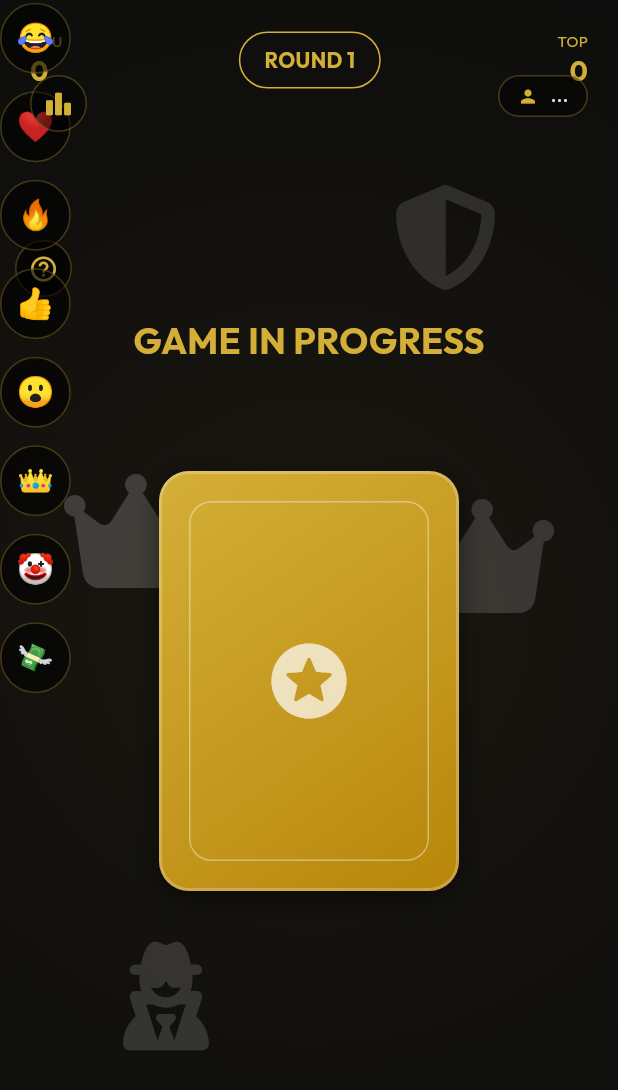
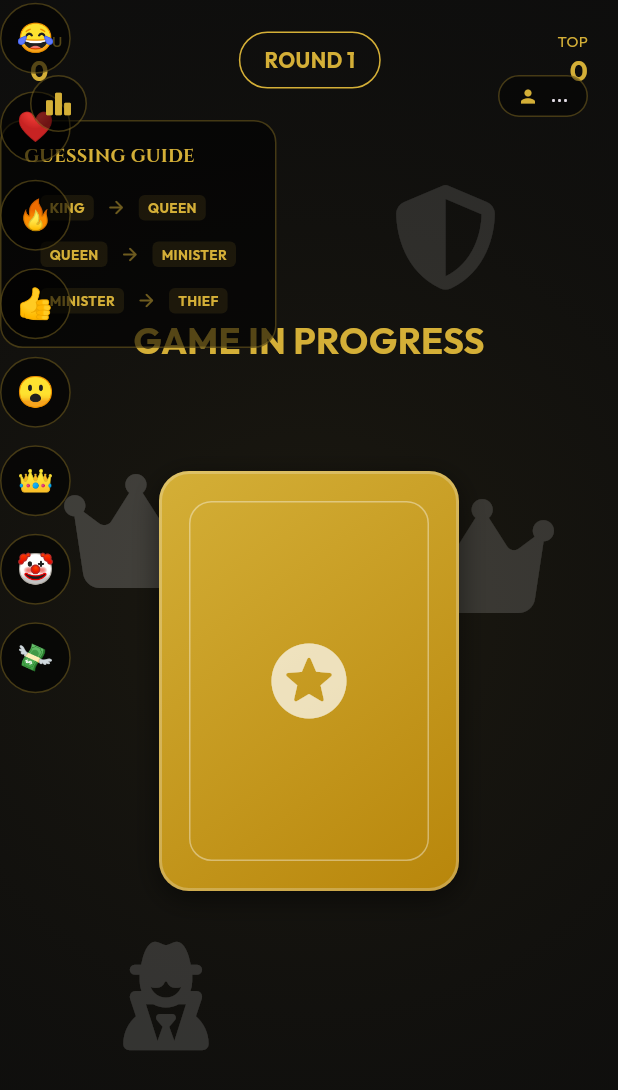
Before and after one commit to ChareshReddy/KingQueen_game, a Flutter app: the GameScreen screen opened directly, on a phone screen of 412 x 824 dp. Shown: the top 1090 px of the screen. Run offline on Flutter 3.47's test engine with Material 3 defaults, Android fonts, the phone set to English and light mode, and no system bars; drawn by our look-alikes of flutter_animate; our stand-ins replace cloud_firestore, firebase_auth, firebase_core, flutter_riverpod, font_awesome_flutter, google_fonts; accounts and stored records are empty.

Commit message:
Revert "Optimize guessing guide for mobile screens with collapsible toggle"
This reverts commit 4d923d985fc533c348bd15a5e92da4e0d04bebe2.

```diff
--- a/lib/screens/game/game_screen.dart
+++ b/lib/screens/game/game_screen.dart
@@ -20,7 +20,6 @@ class GameScreen extends ConsumerStatefulWidget {
 
 class _GameScreenState extends ConsumerState<GameScreen> with WidgetsBindingObserver {
   String? _selectedPlayerId;
-  bool? _showGuide;
   bool _isMyCardRevealed = false;
   final GlobalKey _myCardKey = GlobalKey();
   final Map<String, GlobalKey> _playerKeys = {};
@@ -217,31 +216,6 @@ class _GameScreenState extends ConsumerState<GameScreen> with WidgetsBindingObse
     final activeRoles = players.map((p) => p.currentRole).whereType<String>().toSet();
     final room = ref.watch(gameProvider).currentRoom;
     final status = room?.status;
-    final bool isMobile = MediaQuery.of(context).size.width < 800;
-    final bool show = _showGuide ?? !isMobile;
-
-    if (!show) {
-      return Positioned(
-        left: 10,
-        top: 80,
-        child: GestureDetector(
-          onTap: () => setState(() => _showGuide = true),
-          child: Container(
-            padding: const EdgeInsets.all(8),
-            decoration: BoxDecoration(
-              color: Colors.black.withOpacity(0.7),
-              shape: BoxShape.circle,
-              border: Border.all(color: AppTheme.gold.withOpacity(0.3)),
-            ),
-            child: const Icon(
-              Icons.help_outline_rounded,
-              color: AppTheme.gold,
-              size: 20,
-            ),
-          ),
-        ),
-      );
-    }
 
     String guesserText = '';
     String targetText = '';
@@ -260,13 +234,12 @@ class _GameScreenState extends ConsumerState<GameScreen> with WidgetsBindingObse
     }
 
     return Positioned(
-      left: isMobile ? 10 : 20,
-      top: isMobile ? 80 : 100,
+      left: 20,
+      top: 100,
       child: Container(
-        width: isMobile ? 180 : 220,
-        padding: EdgeInsets.all(isMobile ? 10 : 15),
+        padding: const EdgeInsets.all(15),
         decoration: BoxDecoration(
-          color: Colors.black.withOpacity(0.75),
+          color: Colors.black.withOpacity(0.6),
           borderRadius: BorderRadius.circular(15),
           border: Border.all(color: AppTheme.gold.withOpacity(0.3)),
         ),
@@ -274,56 +247,40 @@ class _GameScreenState extends ConsumerState<GameScreen> with WidgetsBindingObse
           crossAxisAlignment: CrossAxisAlignment.start,
           mainAxisSize: MainAxisSize.min,
           children: [
-            Row(
-              mainAxisAlignment: MainAxisAlignment.spaceBetween,
-              children: [
             Text(
               'GUESSING GUIDE',
               style: GoogleFonts.cinzel(
                 color: AppTheme.gold,
-                    fontSize: isMobile ? 10 : 12,
+                fontSize: 12,
                 fontWeight: FontWeight.bold,
               ),
             ),
-                GestureDetector(
-                  onTap: () => setState(() => _showGuide = false),
-                  child: const Icon(
-                    Icons.close_rounded,
-                    color: Colors.white70,
-                    size: 16,
-                  ),
-                ),
-              ],
-            ),
-            SizedBox(height: isMobile ? 6 : 10),
-            _guideRow('KING', 'QUEEN', Icons.arrow_forward_rounded, highlight: status == RoomStatus.playing, isMobile: isMobile),
-            _guideRow('QUEEN', 'MINISTER', Icons.arrow_forward_rounded, highlight: status == RoomStatus.guessing_minister, isMobile: isMobile),
-            _guideRow('MINISTER', 'THIEF', Icons.arrow_forward_rounded, highlight: status == RoomStatus.guessing_thief, isMobile: isMobile),
+            const SizedBox(height: 10),
+            _guideRow('KING', 'QUEEN', Icons.arrow_forward_rounded, highlight: status == RoomStatus.playing),
+            _guideRow('QUEEN', 'MINISTER', Icons.arrow_forward_rounded, highlight: status == RoomStatus.guessing_minister),
+            _guideRow('MINISTER', 'THIEF', Icons.arrow_forward_rounded, highlight: status == RoomStatus.guessing_thief),
             if (guesserText.isNotEmpty) ...[
-              SizedBox(height: isMobile ? 8 : 12),
-              Container(height: 1, width: double.infinity, color: Colors.white10),
-              SizedBox(height: isMobile ? 6 : 8),
+              const SizedBox(height: 12),
+              Container(height: 1, width: 120, color: Colors.white10),
+              const SizedBox(height: 8),
               Text(
                 'ACTIVE GUESS',
                 style: GoogleFonts.cinzel(
                   color: AppTheme.gold,
-                  fontSize: isMobile ? 8 : 10,
+                  fontSize: 10,
                   fontWeight: FontWeight.bold,
                 ),
               ),
-              SizedBox(height: isMobile ? 4 : 6),
+              const SizedBox(height: 6),
               Row(
                 mainAxisSize: MainAxisSize.min,
                 children: [
-                  Expanded(
-                    child: Text(
+                  Text(
                     guesserText,
-                      style: TextStyle(
+                    style: const TextStyle(
                       color: Colors.white,
-                        fontSize: isMobile ? 10 : 11,
+                      fontSize: 11,
                       fontWeight: FontWeight.bold,
-                        overflow: TextOverflow.ellipsis,
-                      ),
                     ),
                   ),
                   const SizedBox(width: 4),
@@ -331,9 +288,9 @@ class _GameScreenState extends ConsumerState<GameScreen> with WidgetsBindingObse
                   const SizedBox(width: 4),
                   Text(
                     targetText,
-                    style: TextStyle(
+                    style: const TextStyle(
                       color: Colors.white70,
-                      fontSize: isMobile ? 10 : 11,
+                      fontSize: 11,
                       fontWeight: FontWeight.w500,
                     ),
                   ),
@@ -341,21 +298,21 @@ class _GameScreenState extends ConsumerState<GameScreen> with WidgetsBindingObse
               ),
             ],
             if (activeRoles.any((r) => ['Guard', 'Fake Queen', 'Assassin'].contains(r))) ...[
-              SizedBox(height: isMobile ? 8 : 12),
-              Container(height: 1, width: double.infinity, color: Colors.white10),
-              SizedBox(height: isMobile ? 6 : 8),
+              const SizedBox(height: 12),
+              Container(height: 1, width: 120, color: Colors.white10),
+              const SizedBox(height: 8),
               Text(
                 'SPECIAL ROLES',
                 style: GoogleFonts.cinzel(
                   color: AppTheme.gold.withOpacity(0.8),
-                  fontSize: isMobile ? 8 : 10,
+                  fontSize: 10,
                   fontWeight: FontWeight.bold,
                 ),
               ),
-              SizedBox(height: isMobile ? 3 : 4),
-              if (activeRoles.contains('Guard')) _specialRoleHint('GUARD', 'Protect 1 player', isMobile: isMobile),
-              if (activeRoles.contains('Fake Queen')) _specialRoleHint('FAKE QUEEN', 'Mislead the King', isMobile: isMobile),
-              if (activeRoles.contains('Assassin')) _specialRoleHint('ASSASSIN', 'Cancel 1 player\'s pts', isMobile: isMobile),
+              const SizedBox(height: 4),
+              if (activeRoles.contains('Guard')) _specialRoleHint('GUARD', 'Protect 1 player'),
+              if (activeRoles.contains('Fake Queen')) _specialRoleHint('FAKE QUEEN', 'Mislead the King'),
+              if (activeRoles.contains('Assassin')) _specialRoleHint('ASSASSIN', 'Cancel 1 player\'s pts'),
             ]
           ],
         ),
@@ -363,7 +320,7 @@ class _GameScreenState extends ConsumerState<GameScreen> with WidgetsBindingObse
     ).animate().fadeIn().slideX(begin: -0.2, end: 0);
   }
 
-  Widget _specialRoleHint(String role, String hint, {bool isMobile = false}) {
+  Widget _specialRoleHint(String role, String hint) {
     return Padding(
       padding: const EdgeInsets.symmetric(vertical: 2.0),
       child: Row(
@@ -375,19 +332,19 @@ class _GameScreenState extends ConsumerState<GameScreen> with WidgetsBindingObse
               color: AppTheme.gold.withOpacity(0.1),
               borderRadius: BorderRadius.circular(3),
             ),
-            child: Text(role, style: TextStyle(color: AppTheme.gold, fontSize: isMobile ? 7 : 8, fontWeight: FontWeight.bold)),
+            child: Text(role, style: const TextStyle(color: AppTheme.gold, fontSize: 8, fontWeight: FontWeight.bold)),
           ),
           const SizedBox(width: 6),
-          Text(hint, style: TextStyle(color: Colors.white54, fontSize: isMobile ? 7 : 8)),
+          Text(hint, style: const TextStyle(color: Colors.white54, fontSize: 8)),
         ],
       ),
     );
   }
 
-  Widget _guideRow(String from, String to, IconData icon, {bool highlight = false, bool isMobile = false}) {
+  Widget _guideRow(String from, String to, IconData icon, {bool highlight = false}) {
     return Container(
       margin: const EdgeInsets.symmetric(vertical: 2),
-      padding: EdgeInsets.symmetric(horizontal: isMobile ? 4 : 6, vertical: isMobile ? 2 : 4),
+      padding: const EdgeInsets.symmetric(horizontal: 6, vertical: 4),
       decoration: BoxDecoration(
         color: highlight ? AppTheme.gold.withOpacity(0.15) : Colors.transparent,
         borderRadius: BorderRadius.circular(6),
@@ -398,27 +355,27 @@ class _GameScreenState extends ConsumerState<GameScreen> with WidgetsBindingObse
       child: Row(
         mainAxisSize: MainAxisSize.min,
         children: [
-          _roleSmallTag(from, isMobile: isMobile),
+          _roleSmallTag(from),
           const SizedBox(width: 4),
-          Icon(icon, size: isMobile ? 11 : 14, color: highlight ? AppTheme.gold : AppTheme.gold.withOpacity(0.5)),
+          Icon(icon, size: 14, color: highlight ? AppTheme.gold : AppTheme.gold.withOpacity(0.5)),
           const SizedBox(width: 4),
-          _roleSmallTag(to, isMobile: isMobile),
+          _roleSmallTag(to),
         ],
       ),
     );
   }
 
-  Widget _roleSmallTag(String role, {bool isMobile = false}) {
+  Widget _roleSmallTag(String role) {
     return Container(
-      padding: EdgeInsets.symmetric(horizontal: isMobile ? 4 : 6, vertical: 2),
-      margin: const EdgeInsets.symmetric(horizontal: 2),
+      padding: const EdgeInsets.symmetric(horizontal: 6, vertical: 2),
+      margin: const EdgeInsets.symmetric(horizontal: 4),
       decoration: BoxDecoration(
         color: AppTheme.gold.withOpacity(0.1),
         borderRadius: BorderRadius.circular(4),
       ),
       child: Text(
         role,
-        style: TextStyle(color: AppTheme.gold, fontSize: isMobile ? 8 : 9, fontWeight: FontWeight.bold),
+        style: const TextStyle(color: AppTheme.gold, fontSize: 9, fontWeight: FontWeight.bold),
       ),
     );
   }
```
Also changed, not shown: 3 other files. Lines whose indentation alone changed are shown as unchanged.
